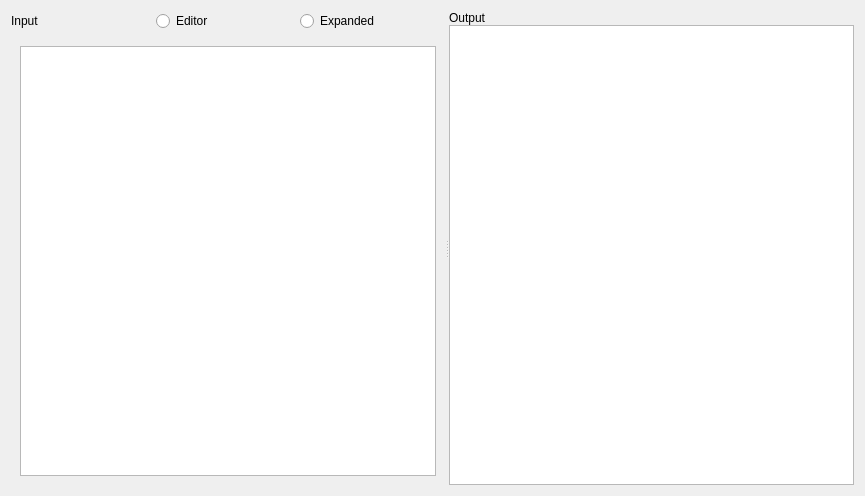
Before: the Qt Designer form src/ui/editor_tab/editortab.ui in asishreddymallu/Atlas, drawn with Qt 5.
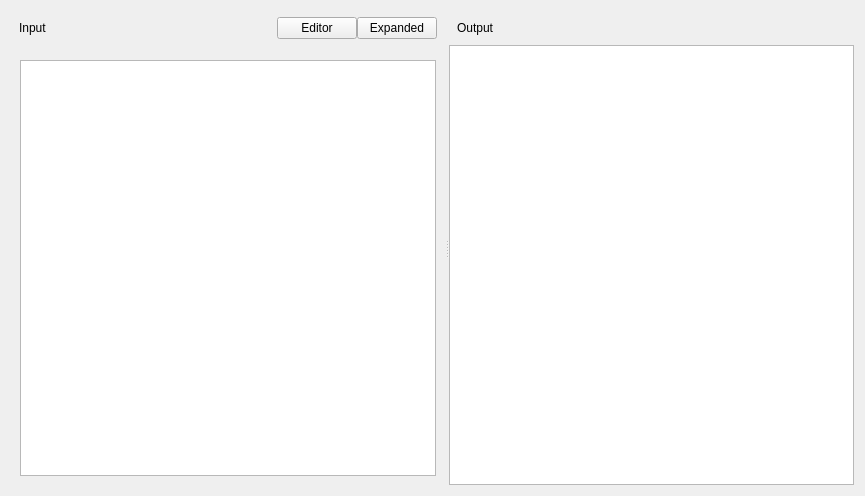
After: the same form once the commit is applied. Custom widgets are drawn as their Qt base class.

Commit message: style(editor): segmented view toggle and aligned pane headers

Diff of the .ui file:
```diff
--- a/src/ui/editor_tab/editortab.ui
+++ b/src/ui/editor_tab/editortab.ui
@@ -26,25 +26,80 @@
          <property name="spacing">
           <number>0</number>
          </property>
+         <property name="leftMargin">
+          <number>8</number>
+         </property>
+         <property name="topMargin">
+          <number>4</number>
+         </property>
+         <property name="rightMargin">
+          <number>8</number>
+         </property>
+         <property name="bottomMargin">
+          <number>4</number>
+         </property>
          <item>
           <widget class="QLabel" name="label">
+           <property name="minimumSize">
+            <size>
+             <width>0</width>
+             <height>26</height>
+            </size>
+           </property>
            <property name="text">
             <string>Input</string>
            </property>
           </widget>
          </item>
          <item>
-          <widget class="QRadioButton" name="editorViewButton">
+          <spacer name="inputHeaderSpacer">
+           <property name="orientation">
+            <enum>Qt::Orientation::Horizontal</enum>
+           </property>
+           <property name="sizeHint" stdset="0">
+            <size>
+             <width>12</width>
+             <height>0</height>
+            </size>
+           </property>
+          </spacer>
+         </item>
+         <item>
+          <widget class="QPushButton" name="editorViewButton">
            <property name="text">
             <string>Editor</string>
            </property>
+           <property name="checkable">
+            <bool>true</bool>
+           </property>
+           <property name="autoExclusive">
+            <bool>true</bool>
+           </property>
+           <property name="segmented" stdset="0">
+            <bool>true</bool>
+           </property>
+           <property name="segmentPos" stdset="0">
+            <string>first</string>
+           </property>
           </widget>
          </item>
          <item>
-          <widget class="QRadioButton" name="expandedViewButton">
+          <widget class="QPushButton" name="expandedViewButton">
            <property name="text">
             <string>Expanded</string>
            </property>
+           <property name="checkable">
+            <bool>true</bool>
+           </property>
+           <property name="autoExclusive">
+            <bool>true</bool>
+           </property>
+           <property name="segmented" stdset="0">
+            <bool>true</bool>
+           </property>
+           <property name="segmentPos" stdset="0">
+            <string>last</string>
+           </property>
           </widget>
          </item>
         </layout>
@@ -79,13 +134,47 @@
        </property>
        <item>
         <layout class="QHBoxLayout" name="horizontalLayout_2">
+         <property name="spacing">
+          <number>0</number>
+         </property>
+         <property name="leftMargin">
+          <number>8</number>
+         </property>
+         <property name="topMargin">
+          <number>4</number>
+         </property>
+         <property name="rightMargin">
+          <number>8</number>
+         </property>
+         <property name="bottomMargin">
+          <number>4</number>
+         </property>
          <item>
           <widget class="QLabel" name="label_2">
+           <property name="minimumSize">
+            <size>
+             <width>0</width>
+             <height>26</height>
+            </size>
+           </property>
            <property name="text">
             <string>Output</string>
            </property>
           </widget>
          </item>
+         <item>
+          <spacer name="outputHeaderSpacer">
+           <property name="orientation">
+            <enum>Qt::Orientation::Horizontal</enum>
+           </property>
+           <property name="sizeHint" stdset="0">
+            <size>
+             <width>12</width>
+             <height>0</height>
+            </size>
+           </property>
+          </spacer>
+         </item>
         </layout>
        </item>
        <item>
```
Left out of the diff: 6 changed lines with no effect on the pictures. The commit also changes 2 other files.
